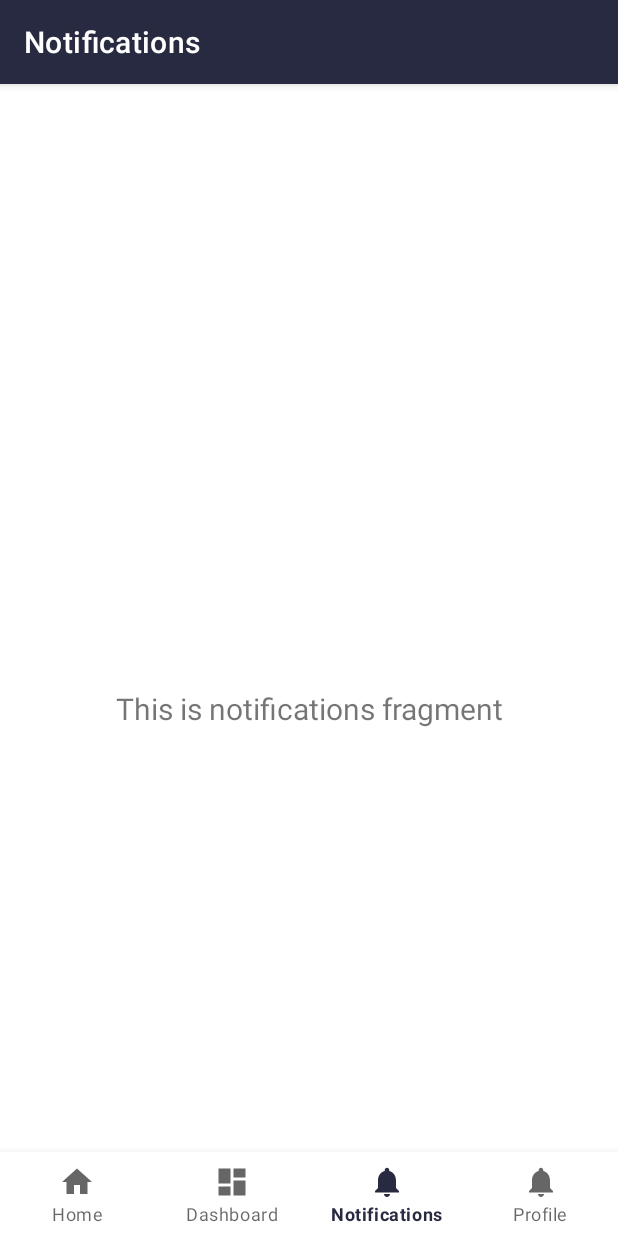
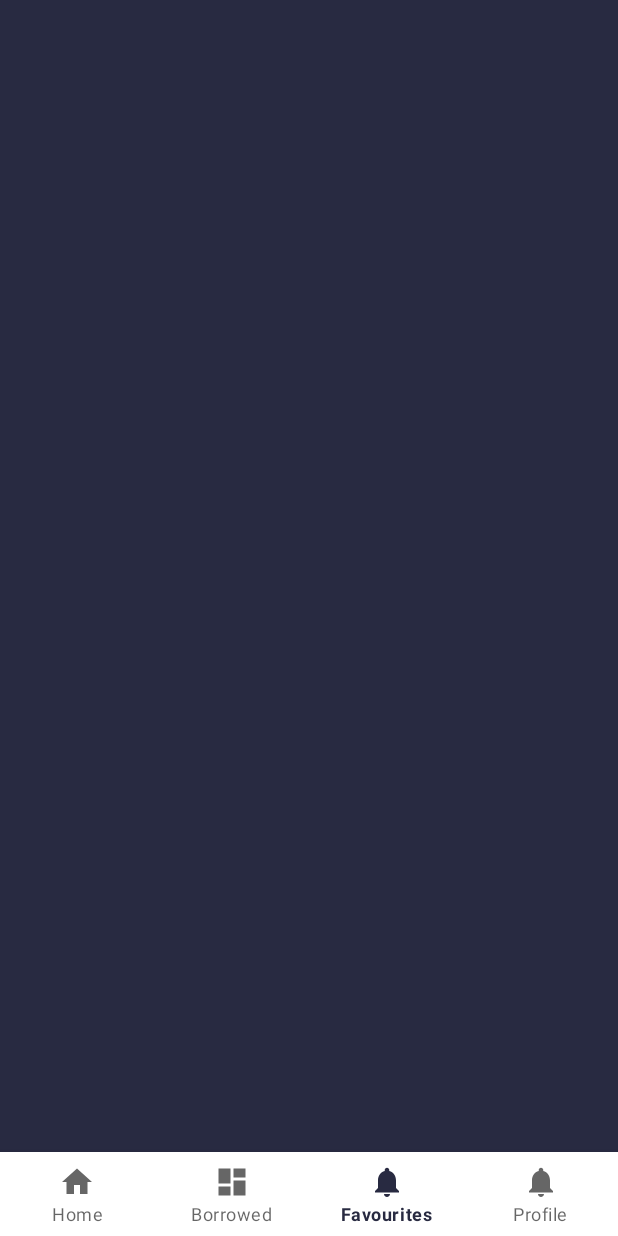
Before and after one commit to pruthiraj-11/Book_Library, an Android app: the NotificationsFragment screen opened through its navigation route, on a phone screen of 412 x 824 dp. Run offline under Robolectric (Android 15) with nearby library versions, the phone set to English and light mode, and no system bars; our stand-ins replace navigation-ui.

Commit message:
Not provided

```diff
--- a/app/src/main/java/com/bunty/library/MainActivity.java
+++ b/app/src/main/java/com/bunty/library/MainActivity.java
@@ -11,6 +11,8 @@ import androidx.navigation.ui.NavigationUI;
 import com.bunty.library.databinding.ActivityMainBinding;
 import com.google.android.material.bottomnavigation.BottomNavigationView;
 
+import java.util.Objects;
+
 public class MainActivity extends AppCompatActivity {
 
     private ActivityMainBinding binding;
@@ -19,9 +21,10 @@ public class MainActivity extends AppCompatActivity {
         super.onCreate(savedInstanceState);
         binding = ActivityMainBinding.inflate(getLayoutInflater());
         setContentView(binding.getRoot());
+        Objects.requireNonNull(getSupportActionBar()).hide();
         BottomNavigationView navView = findViewById(R.id.nav_view);
         AppBarConfiguration appBarConfiguration = new AppBarConfiguration.Builder(
-                R.id.navigation_home, R.id.navigation_dashboard, R.id.navigation_notifications,R.id.navigation_profile)
+                R.id.navigation_home, R.id.navigation_borrowed, R.id.navigation_favourites,R.id.navigation_profile)
                 .build();
         NavController navController = Navigation.findNavController(this, R.id.nav_host_fragment_activity_main);
         NavigationUI.setupActionBarWithNavController(this, navController, appBarConfiguration);
--- a/app/src/main/java/com/bunty/library/ui/dashboard/DashboardFragment.java
+++ b/app/src/main/java/com/bunty/library/ui/dashboard/DashboardFragment.java
@@ -20,12 +20,11 @@ public class DashboardFragment extends Fragment {
                              ViewGroup container, Bundle savedInstanceState) {
         DashboardViewModel dashboardViewModel =
                 new ViewModelProvider(this).get(DashboardViewModel.class);
-
         binding = FragmentDashboardBinding.inflate(inflater, container, false);
         View root = binding.getRoot();
 
-        final TextView textView = binding.textDashboard;
-        dashboardViewModel.getText().observe(getViewLifecycleOwner(), textView::setText);
+//        final TextView textView = binding.textDashboard;
+//        dashboardViewModel.getText().observe(getViewLifecycleOwner(), textView::setText);
         return root;
     }
 
--- a/app/src/main/java/com/bunty/library/ui/home/HomeFragment.java
+++ b/app/src/main/java/com/bunty/library/ui/home/HomeFragment.java
@@ -24,8 +24,8 @@ public class HomeFragment extends Fragment {
         binding = FragmentHomeBinding.inflate(inflater, container, false);
         View root = binding.getRoot();
 
-        final TextView textView = binding.textHome;
-        homeViewModel.getText().observe(getViewLifecycleOwner(), textView::setText);
+//        final TextView textView = binding.textHome;
+//        homeViewModel.getText().observe(getViewLifecycleOwner(), textView::setText);
         return root;
     }
 
--- a/app/src/main/java/com/bunty/library/ui/notifications/NotificationsFragment.java
+++ b/app/src/main/java/com/bunty/library/ui/notifications/NotificationsFragment.java
@@ -24,8 +24,8 @@ public class NotificationsFragment extends Fragment {
         binding = FragmentNotificationsBinding.inflate(inflater, container, false);
         View root = binding.getRoot();
 
-        final TextView textView = binding.textNotifications;
-        notificationsViewModel.getText().observe(getViewLifecycleOwner(), textView::setText);
+//        final TextView textView = binding.textNotifications;
+//        notificationsViewModel.getText().observe(getViewLifecycleOwner(), textView::setText);
         return root;
     }
 
--- /dev/null
+++ b/app/src/main/res/drawable/baseline_search_24.xml
@@ -0,0 +1,5 @@
+<vector android:height="24dp" android:tint="#06060C"
+    android:viewportHeight="24" android:viewportWidth="24"
+    android:width="24dp" xmlns:android="http://schemas.android.com/apk/res/android">
+    <path android:fillColor="@android:color/white" android:pathData="M15.5,14h-0.79l-0.28,-0.27C15.41,12.59 16,11.11 16,9.5 16,5.91 13.09,3 9.5,3S3,5.91 3,9.5 5.91,16 9.5,16c1.61,0 3.09,-0.59 4.23,-1.57l0.27,0.28v0.79l5,4.99L20.49,19l-4.99,-5zM9.5,14C7.01,14 5,11.99 5,9.5S7.01,5 9.5,5 14,7.01 14,9.5 11.99,14 9.5,14z"/>
+</vector>
--- a/app/src/main/res/layout/activity_main.xml
+++ b/app/src/main/res/layout/activity_main.xml
@@ -1,10 +1,10 @@
 <?xml version="1.0" encoding="utf-8"?>
 <androidx.constraintlayout.widget.ConstraintLayout xmlns:android="http://schemas.android.com/apk/res/android"
     xmlns:app="http://schemas.android.com/apk/res-auto"
+    xmlns:tools="http://schemas.android.com/tools"
     android:id="@+id/container"
     android:layout_width="match_parent"
-    android:layout_height="match_parent"
-    android:paddingTop="?attr/actionBarSize">
+    android:layout_height="match_parent">
 
     <com.google.android.material.bottomnavigation.BottomNavigationView
         android:id="@+id/nav_view"
@@ -17,7 +17,9 @@
         app:layout_constraintLeft_toLeftOf="parent"
         app:layout_constraintRight_toRightOf="parent"
         app:labelVisibilityMode="labeled"
-        app:menu="@menu/bottom_nav_menu" />
+        app:menu="@menu/bottom_nav_menu" >
+
+    </com.google.android.material.bottomnavigation.BottomNavigationView>
 
     <fragment
         android:id="@+id/nav_host_fragment_activity_main"
--- a/app/src/main/res/layout/fragment_notifications.xml
+++ b/app/src/main/res/layout/fragment_notifications.xml
@@ -4,19 +4,7 @@
     xmlns:tools="http://schemas.android.com/tools"
     android:layout_width="match_parent"
     android:layout_height="match_parent"
+    android:background="@color/primecolor"
     tools:context=".ui.notifications.NotificationsFragment">
-
-    <TextView
-        android:id="@+id/text_notifications"
-        android:layout_width="match_parent"
-        android:layout_height="wrap_content"
-        android:layout_marginStart="8dp"
-        android:layout_marginTop="8dp"
-        android:layout_marginEnd="8dp"
-        android:textAlignment="center"
-        android:textSize="20sp"
-        app:layout_constraintBottom_toBottomOf="parent"
-        app:layout_constraintEnd_toEndOf="parent"
-        app:layout_constraintStart_toStartOf="parent"
-        app:layout_constraintTop_toTopOf="parent" />
+    >
 </androidx.constraintlayout.widget.ConstraintLayout>
--- a/app/src/main/res/menu/bottom_nav_menu.xml
+++ b/app/src/main/res/menu/bottom_nav_menu.xml
@@ -7,14 +7,14 @@
         android:title="@string/title_home" />
 
     <item
-        android:id="@+id/navigation_dashboard"
+        android:id="@+id/navigation_borrowed"
         android:icon="@drawable/ic_dashboard_black_24dp"
-        android:title="@string/title_dashboard" />
+        android:title="@string/title_borrowed" />
 
     <item
-        android:id="@+id/navigation_notifications"
+        android:id="@+id/navigation_favourites"
         android:icon="@drawable/ic_notifications_black_24dp"
-        android:title="@string/title_notifications" />
+        android:title="@string/title_favourites" />
 
     <item
         android:id="@+id/navigation_profile"
--- a/app/src/main/res/navigation/mobile_navigation.xml
+++ b/app/src/main/res/navigation/mobile_navigation.xml
@@ -12,15 +12,15 @@
         tools:layout="@layout/fragment_home" />
 
     <fragment
-        android:id="@+id/navigation_dashboard"
+        android:id="@+id/navigation_borrowed"
         android:name="com.bunty.library.ui.dashboard.DashboardFragment"
-        android:label="@string/title_dashboard"
+        android:label="@string/title_borrowed"
         tools:layout="@layout/fragment_dashboard" />
 
     <fragment
-        android:id="@+id/navigation_notifications"
+        android:id="@+id/navigation_favourites"
         android:name="com.bunty.library.ui.notifications.NotificationsFragment"
-        android:label="@string/title_notifications"
+        android:label="@string/title_favourites"
         tools:layout="@layout/fragment_notifications" />
 
     <fragment
@@ -28,4 +28,5 @@
         android:name="com.bunty.library.ui.profile.ProfileFragment"
         android:label="@string/title_profile"
         tools:layout="@layout/fragment_profile" />
+
 </navigation>
--- a/app/src/main/res/values/strings.xml
+++ b/app/src/main/res/values/strings.xml
@@ -1,8 +1,8 @@
 <resources>
     <string name="app_name">Library</string>
     <string name="title_home">Home</string>
-    <string name="title_dashboard">Dashboard</string>
-    <string name="title_notifications">Notifications</string>
+    <string name="title_borrowed">Borrowed</string>
+    <string name="title_favourites">Favourites</string>
     <string name="title_profile">Profile</string>
     <string name="hello_blank_fragment">Hello blank fragment</string>
 </resources>
```
Also changed, not shown: app/src/main/java/com/bunty/library/ui/search/SearchFragment.java (added, +32 -0 lines), app/src/main/res/layout/fragment_dashboard.xml (+1 -13 lines), app/src/main/res/layout/fragment_home.xml (+1 -13 lines), app/src/main/res/layout/fragment_profile.xml (+2 -14 lines), app/src/main/res/layout/fragment_search.xml (added, +14 -0 lines).
